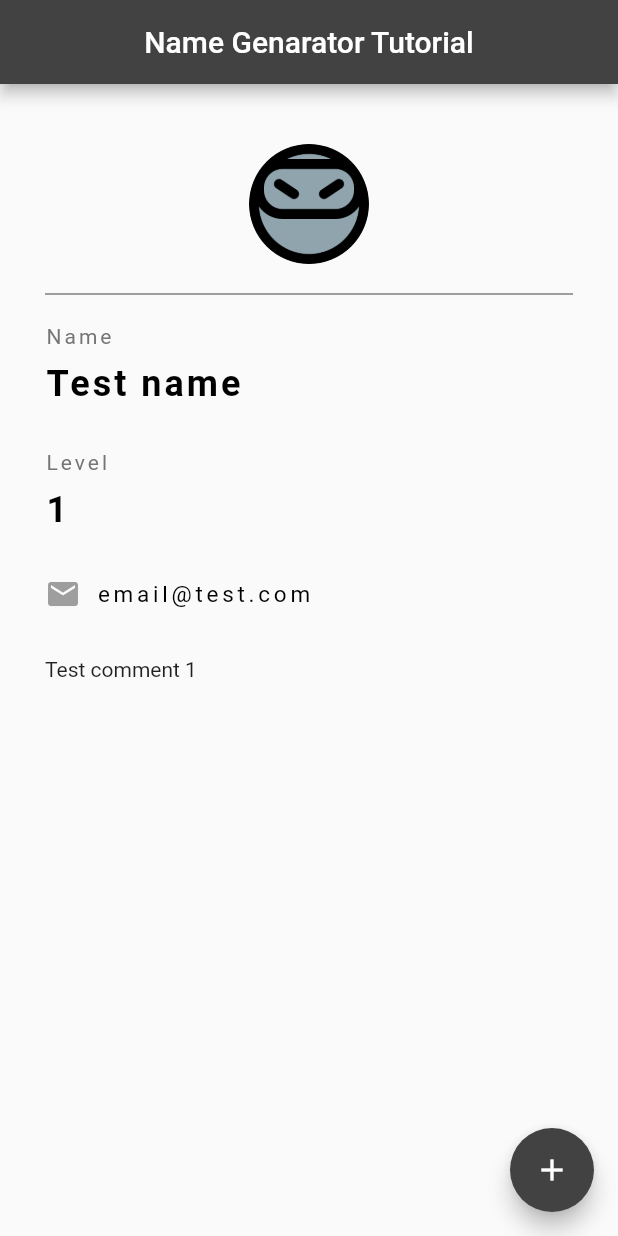
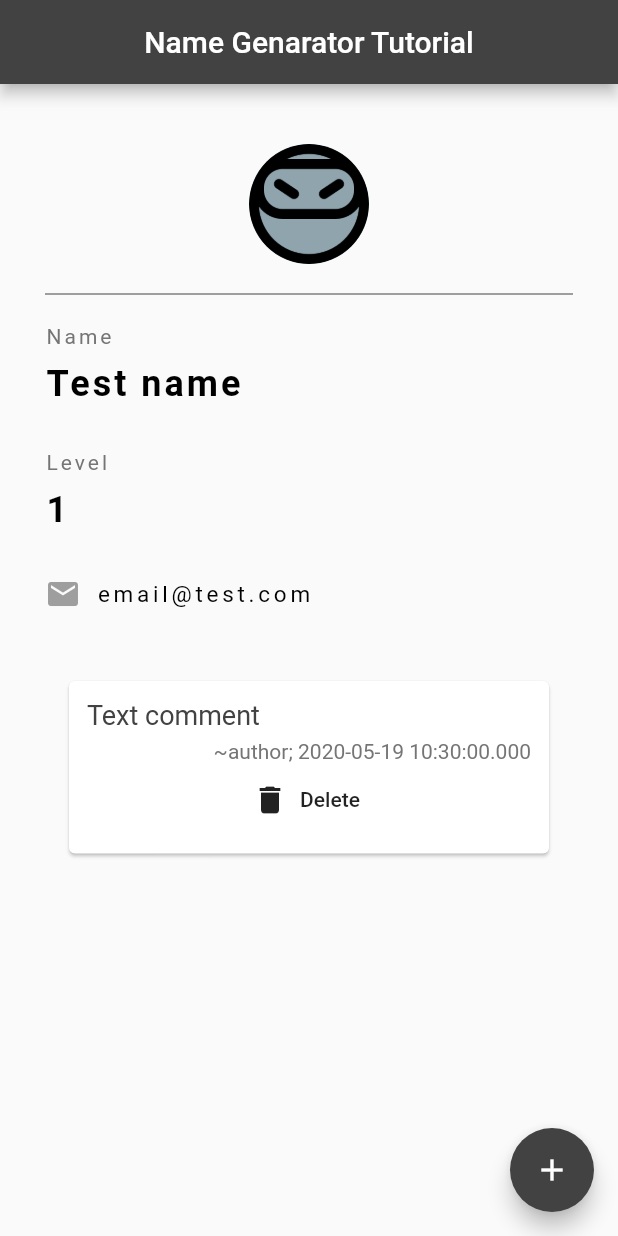
Before and after one commit to cryptoplatypus/Name-Generator-Tutorial, a Flutter app: the screen it shows after launch, after a tap on the "add" icon, on a phone screen of 412 x 824 dp. Run offline on Flutter 3.47's test engine with Material 2 defaults, Android fonts, the phone set to English and light mode, and no system bars.

Commit message:
Extracted comments to separate file, added delete comment function, readme updated

```diff
--- /dev/null
+++ b/lib/comment.dart
@@ -0,0 +1,58 @@
+import 'package:flutter/material.dart';
+
+class Comment {
+  DateTime dateTime;
+  String author;
+  String value;
+
+  Comment(String value, String author) {
+    this.author = author;
+    this.value = value;
+    this.dateTime = DateTime.now();
+  }
+}
+
+class CommentCard extends StatelessWidget {
+  final Comment comment;
+  final Function deleteFunction;
+
+  CommentCard({this.comment, this.deleteFunction});
+
+  @override
+  Widget build(BuildContext context) {
+    return Card(
+      margin: EdgeInsets.fromLTRB(16.0, 16.0, 16.0, 0.0),
+      child: Padding(
+        padding: const EdgeInsets.all(12.0),
+        child: Column(
+          crossAxisAlignment: CrossAxisAlignment.stretch,
+          children: <Widget>[
+            Text(
+              comment.value,
+              style: TextStyle(
+                fontSize: 18.0,
+                color: Colors.grey[800],
+              ),
+            ),
+            SizedBox(
+              height: 6.0,
+            ),
+            Text(
+              '~' + comment.author + '; ' + comment.dateTime.toString(),
+              textAlign: TextAlign.end,
+              style: TextStyle(
+                fontSize: 14.0,
+                color: Colors.grey[600],
+              ),
+            ),
+            FlatButton.icon(
+              onPressed: deleteFunction,
+              icon: Icon(Icons.delete),
+              label: Text('Delete'),
+            ),
+          ],
+        ),
+      ),
+    );
+  }
+}
--- a/lib/main.dart
+++ b/lib/main.dart
@@ -1,4 +1,5 @@
 import 'package:flutter/material.dart';
+import 'comment.dart';
 
 void main() => runApp(NameGenApp());
 
@@ -22,7 +23,7 @@ class _NameGenHomeState extends State<NameGenHome> {
   String name = "";
   int level = 0;
   String mail = "";
-  List<String> comments = [];
+  List<Comment> comments = [];
 
   @override
   Widget build(BuildContext context) {
@@ -38,7 +39,7 @@ class _NameGenHomeState extends State<NameGenHome> {
             name = "Test name";
             level += 1;
             mail = "email@test.com";
-            comments.add('Test comment $level');
+            comments.add(Comment('Text comment', 'author'));
           });
         },
         child: Icon(Icons.add),
@@ -127,9 +128,15 @@ class _NameGenHomeState extends State<NameGenHome> {
               height: 30.0,
             ),
             Column(
-              children: comments.map((comment) => Text(comment)).toList(),
-              crossAxisAlignment: CrossAxisAlignment.start,
-              ),
+              children: comments.map((comment) => CommentCard(
+                comment: comment,
+                deleteFunction: () {
+                  setState(() {
+                    comments.remove(comment);
+                  });
+                },
+              )).toList(),
+            ),
           ],
         ),
       ),
```
Also changed, not shown: 1 other file.
